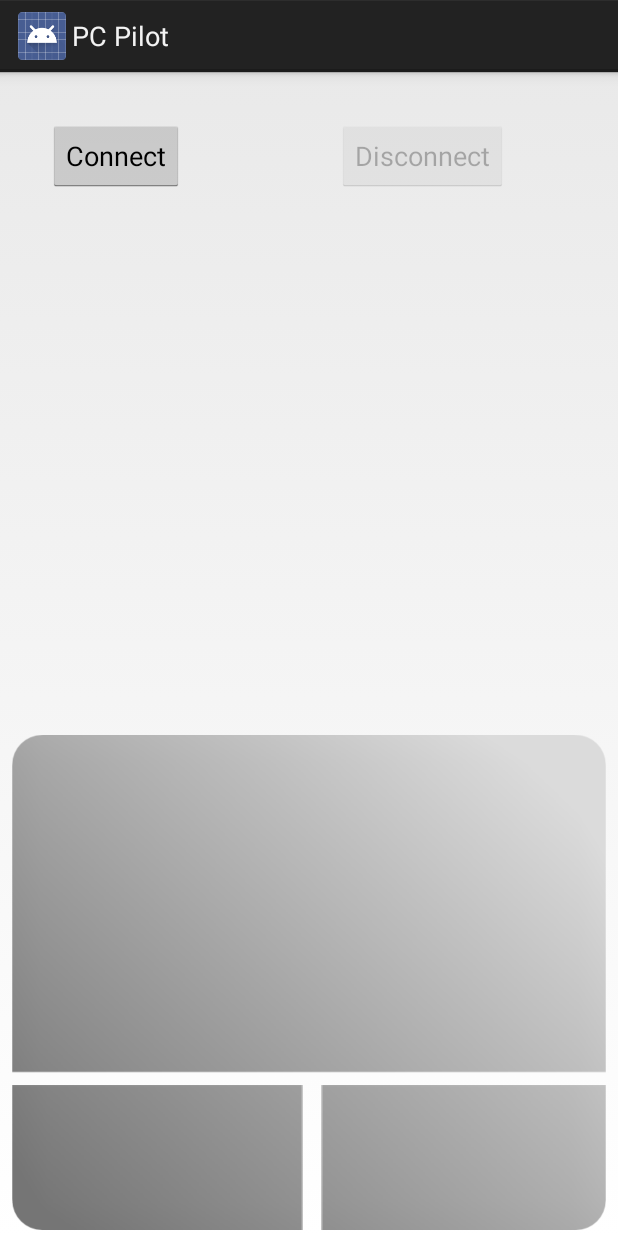
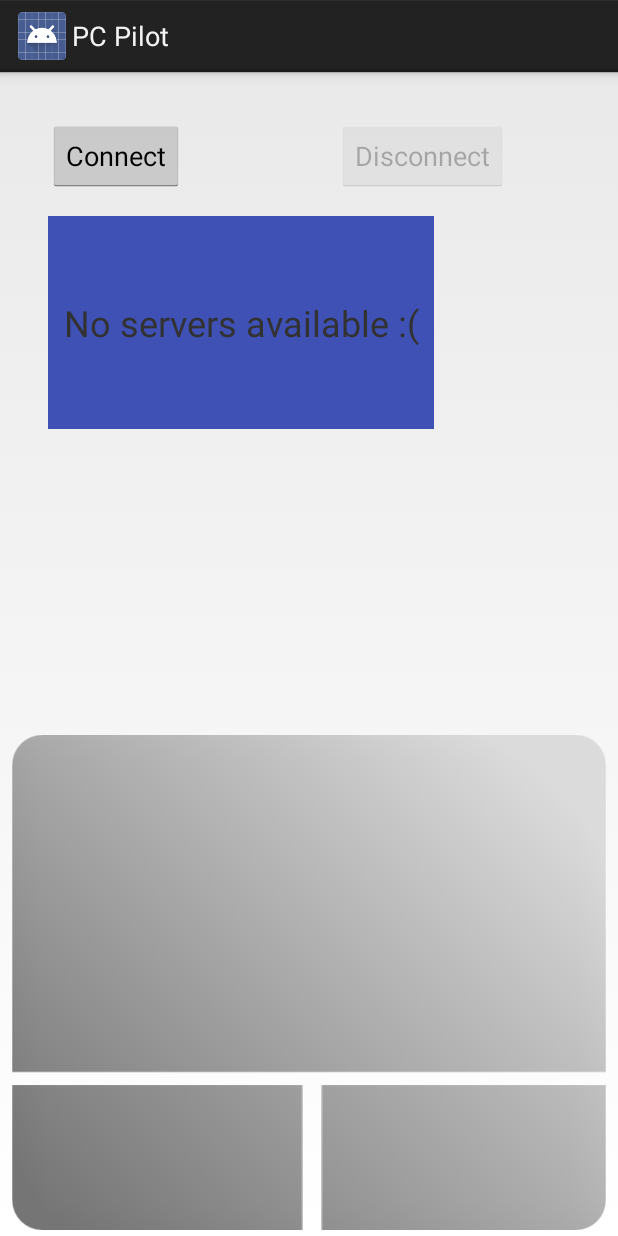
Before and after one commit to DziubanMaciej/PC-pilot, an Android app: the MainActivity screen opened directly, with no data from a screen before it, on a phone screen of 412 x 824 dp. Run offline under Robolectric (Android 15) with nearby library versions, the phone set to English and light mode, and no system bars; 2 statements that could not run were skipped.

Commit message:
[client] Add RecyclerView for displaying available servers

```diff
--- a/client/app/build.gradle
+++ b/client/app/build.gradle
@@ -28,4 +28,5 @@ dependencies {
     testImplementation 'junit:junit:4.12'
     androidTestImplementation 'com.android.support.test:runner:1.0.2'
     androidTestImplementation 'com.android.support.test.espresso:espresso-core:3.0.2'
+    implementation 'com.android.support:recyclerview-v7:27.1.1'
 }
--- a/client/app/src/main/kotlin/com/paijan/pcpilot/activity/MainActivity.kt
+++ b/client/app/src/main/kotlin/com/paijan/pcpilot/activity/MainActivity.kt
@@ -2,6 +2,8 @@ package com.paijan.pcpilot.activity
 
 import android.app.Activity
 import android.os.Bundle
+import android.support.v7.widget.DividerItemDecoration
+import android.support.v7.widget.LinearLayoutManager
 import android.view.View
 import android.widget.Button
 import com.paijan.pcpilot.R
@@ -13,6 +15,7 @@ import com.paijan.pcpilot.background_worker.connection_manager.DefaultConnection
 import com.paijan.pcpilot.utils.ActivityEnder
 import com.paijan.pcpilot.utils.ClientMessage
 import com.paijan.pcpilot.utils.ServerMessage
+import com.paijan.pcpilot.utils.ServerRecyclerViewAdapter
 import kotlinx.android.synthetic.main.activity_main.*
 import kotlinx.android.synthetic.main.activity_main.view.*
 import java.net.InetSocketAddress
@@ -34,6 +37,7 @@ class MainActivity : Activity() {
         setContentView(R.layout.activity_main)
         setupTouchPad()
         setupThreads()
+        setupServerList()
         updateButtonStates(false)
     }
 
@@ -51,6 +55,16 @@ class MainActivity : Activity() {
             connectionManager?.takeIf { it.isConnected() }?.let {
                 toSendMessages.add(ServerMessage.createMessageMoveCursor(it.getConnectedAddress(), x, y))
             }
+        }
+    }
+
+    private fun setupServerList() {
+        val adapter = ServerRecyclerViewAdapter(root_layout.serverListWrapper)
+        root_layout.serverList.apply {
+            val linearLayoutManager = LinearLayoutManager(this.context)
+            this.layoutManager = linearLayoutManager
+            this.adapter = adapter
+            this.addItemDecoration(DividerItemDecoration(this.context, linearLayoutManager.orientation))
         }
     }
 
--- /dev/null
+++ b/client/app/src/main/kotlin/com/paijan/pcpilot/custom_ui/SwapView.kt
@@ -0,0 +1,44 @@
+package com.paijan.pcpilot.custom_ui;
+
+import android.content.Context
+import android.util.AttributeSet
+import android.view.InflateException
+import android.view.View
+import android.widget.LinearLayout
+
+open class SwapView : LinearLayout {
+    constructor(context: Context?) : super(context)
+    constructor(context: Context?, attrs: AttributeSet?) : super(context, attrs)
+    constructor(context: Context?, attrs: AttributeSet?, defStyleAttr: Int) : super(context, attrs, defStyleAttr)
+
+    fun showView(index: Int) {
+        for (i in 0 until childCount) {
+            getChildAt(i).visibility = View.GONE
+        }
+        getChildAt(index).visibility = View.VISIBLE
+    }
+}
+
+class DualSwapView : SwapView {
+    constructor(context: Context?) : super(context)
+    constructor(context: Context?, attrs: AttributeSet?) : super(context, attrs)
+    constructor(context: Context?, attrs: AttributeSet?, defStyleAttr: Int) : super(context, attrs, defStyleAttr)
+
+    override fun onFinishInflate() {
+        super.onFinishInflate()
+        if (childCount != 2) throw InflateException("DualSwapView needs 2 subviews")
+    }
+
+    fun showEmptyView() {
+        showView(0)
+    }
+
+    fun showFullView() {
+        showView(1)
+    }
+
+    fun showView(full : Boolean) {
+        if (full) showFullView()
+        else showEmptyView()
+    }
+}
--- /dev/null
+++ b/client/app/src/main/kotlin/com/paijan/pcpilot/utils/ServerRecyclerViewAdapter.kt
@@ -0,0 +1,35 @@
+package com.paijan.pcpilot.utils
+
+import android.support.v7.widget.RecyclerView
+import android.view.ViewGroup
+import android.widget.Button
+import com.paijan.pcpilot.custom_ui.DualSwapView
+import java.net.InetSocketAddress
+
+class ServerRecyclerViewAdapter(private val dualSwapView: DualSwapView) : RecyclerView.Adapter<ServerRecyclerViewAdapter.ServerRecyclerViewHolder>() {
+    class ServerRecyclerViewHolder(val view: Button) : RecyclerView.ViewHolder(view)
+
+    val data = mutableListOf<InetSocketAddress>()
+
+    init {
+        registerAdapterDataObserver(object : RecyclerView.AdapterDataObserver() {
+            override fun onChanged() {
+                val isFull = itemCount > 0
+                dualSwapView.showView(isFull)
+            }
+        })
+        notifyDataSetChanged()
+    }
+
+    override fun onCreateViewHolder(parent: ViewGroup, viewType: Int): ServerRecyclerViewHolder {
+        return ServerRecyclerViewHolder(Button(parent.context))
+    }
+
+    override fun getItemCount(): Int {
+        return data.size
+    }
+
+    override fun onBindViewHolder(holder: ServerRecyclerViewHolder, position: Int) {
+        holder.view.text = data[position].toString()
+    }
+}
--- a/client/app/src/main/res/layout/activity_main.xml
+++ b/client/app/src/main/res/layout/activity_main.xml
@@ -101,4 +101,28 @@
         app:layout_constraintTop_toTopOf="@+id/guidelineHorizontalButtonsTop"
         tools:scaleType="fitXY" />
 
+    <com.paijan.pcpilot.custom_ui.DualSwapView
+        android:id="@+id/serverListWrapper"
+        android:layout_width="257dp"
+        android:layout_height="142dp"
+        android:layout_marginStart="32dp"
+        android:layout_marginTop="96dp"
+        android:background="@color/colorPrimary"
+        app:layout_constraintStart_toStartOf="parent"
+        app:layout_constraintTop_toTopOf="parent">
+
+        <TextView
+            android:layout_width="match_parent"
+            android:layout_height="match_parent"
+            android:gravity="center"
+
+            android:text="@string/no_servers_message"
+            android:textSize="24sp" />
+
+        <android.support.v7.widget.RecyclerView
+            android:id="@+id/serverList"
+            android:layout_width="match_parent"
+            android:layout_height="match_parent" />
+    </com.paijan.pcpilot.custom_ui.DualSwapView>
+
 </android.support.constraint.ConstraintLayout>
--- a/client/app/src/main/res/values/attr.xml
+++ b/client/app/src/main/res/values/attr.xml
@@ -2,4 +2,6 @@
 <resources>
     <declare-styleable name="TouchPad" />
     <declare-styleable name="TouchPadButton" />
+    <declare-styleable name="SwapView" />
+    <declare-styleable name="DualSwapView" />
 </resources>
--- a/client/app/src/main/res/values/strings.xml
+++ b/client/app/src/main/res/values/strings.xml
@@ -2,4 +2,5 @@
     <string name="app_name">PC Pilot</string>
     <string name="connect">Connect</string>
     <string name="disconnect">Disconnect</string>
+    <string name="no_servers_message">No servers available :(</string>
 </resources>
```
